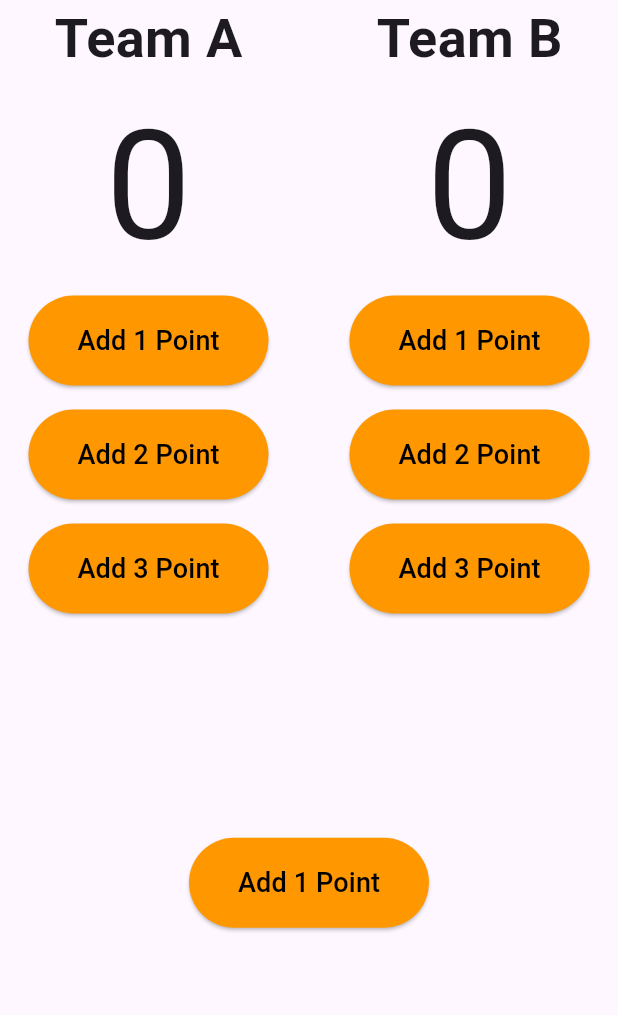
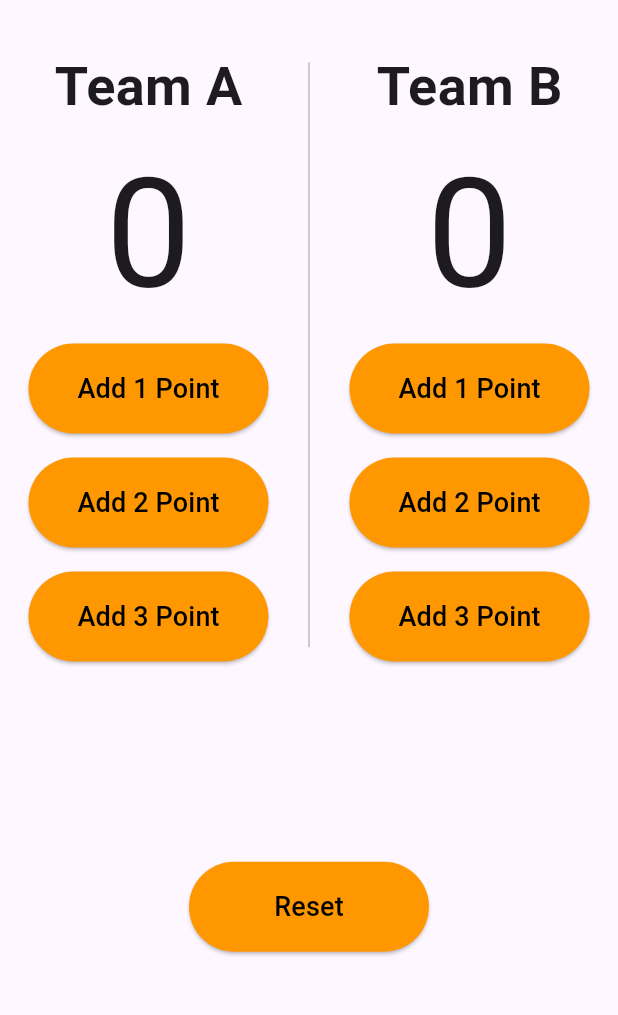
Before and after one commit to OsamaAliLasheen/basketball_points_counter_app, a Flutter app: the screen it shows after launch, on a phone screen of 412 x 824 dp, the part 84-1099 px from its top. Run offline on Flutter 3.47's test engine with Material 3 defaults, Android fonts, the phone set to English and light mode, and no system bars.

Commit message:
- Updated UI

```diff
--- a/lib/main.dart
+++ b/lib/main.dart
@@ -24,6 +24,9 @@ class PointsCounter extends StatelessWidget {
         ),
         body: Column(
           children: [
+            const SizedBox(
+              height: 32,
+            ),
             Row(
               mainAxisAlignment: MainAxisAlignment.spaceEvenly,
               children: [
@@ -79,9 +82,12 @@ class PointsCounter extends StatelessWidget {
                     ),
                   ],
                 ),
-                VerticalDivider(
-                  thickness: 1,
-                  color: Colors.grey[400],
+                SizedBox(
+                  height: 390,
+                  child: VerticalDivider(
+                    thickness: 1,
+                    color: Colors.grey[400],
+                  ),
                 ),
                 Column(
                   children: [
@@ -145,7 +151,7 @@ class PointsCounter extends StatelessWidget {
                   minimumSize: const Size(160, 60)),
               onPressed: () {},
               child: const Text(
-                'Add 1 Point',
+                'Reset',
                 style: TextStyle(fontSize: 18, color: Colors.black),
               ),
             ),
```
Also changed, not shown: 1 other file.
